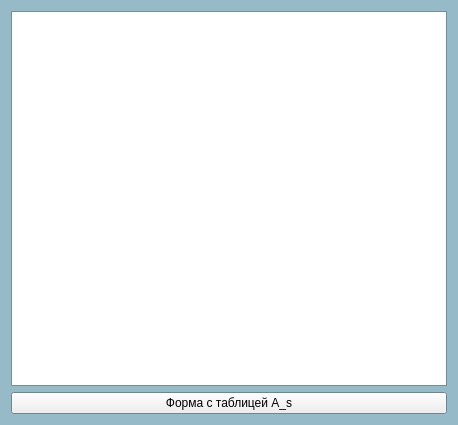
First picture: the form in Calc_form.ui, repository ffetterr/PY_KR, before the edit.
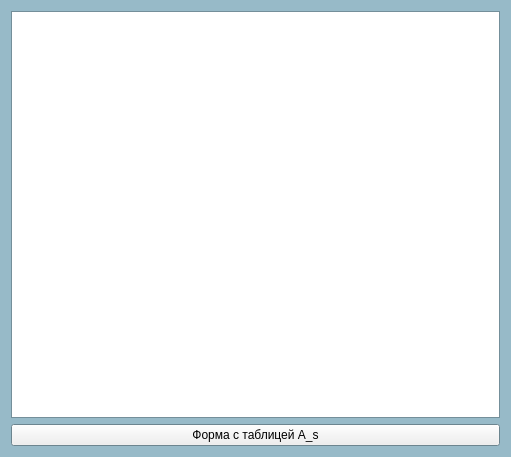
Second picture: the form after the edit.

```diff
--- a/Calc_form.ui
+++ b/Calc_form.ui
@@ -6,8 +6,8 @@
    <rect>
     <x>0</x>
     <y>0</y>
-    <width>458</width>
-    <height>425</height>
+    <width>511</width>
+    <height>457</height>
    </rect>
   </property>
   <property name="palette">
```
